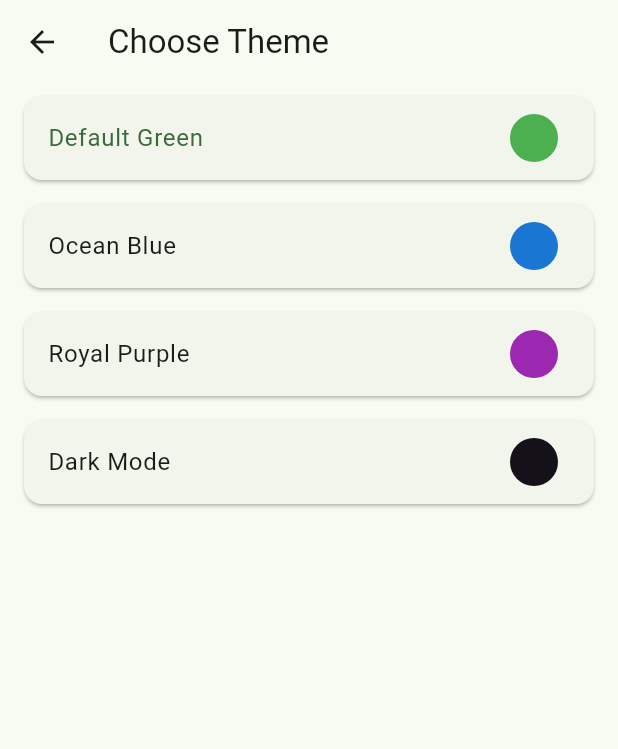
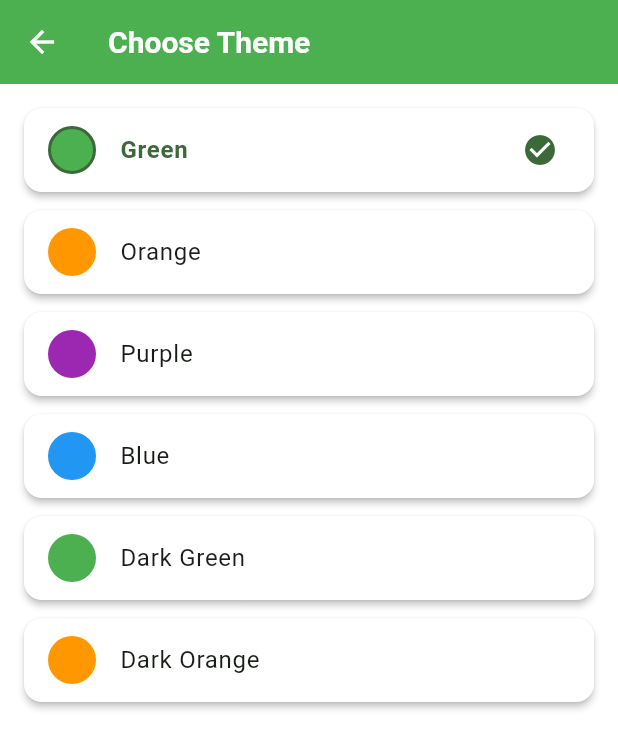
Before and after one commit to Rajesh3009/health_care_chatbot, a Flutter app: the screen it shows after launch, after a tap on the "color lens" icon, on a phone screen of 412 x 824 dp. Shown: the top 749 px of the screen. Run offline on Flutter 3.47's test engine with Material 3 defaults, Android fonts, the light colour scheme and no system bars; our stand-ins replace drift, flutter_markdown, flutter_riverpod, google_generative_ai, shared_preferences; accounts and stored records are empty; generated files the repository leaves out were written again.

Commit message:
feat: Enhance chat provider with current conversation management and theme integration
- Added currentConversationIdProvider to manage the active conversation ID.
- Updated loadChat and sendMessage methods in ChatNotifier to utilize the current conversation ID.
- Refactored theme management to support dynamic theme selection with available themes.
- Improved ThemeNotifier to load and set themes based on user selection.
- Updated UI components in ThemeScreen to reflect new theme structure and selection logic.
- Enhanced ChatBubble widget for better visual representation of user and assistant messages.

```diff
--- a/lib/providers/theme_provider.dart
+++ b/lib/providers/theme_provider.dart
@@ -1,71 +1,30 @@
 import 'package:flutter/material.dart';
 import 'package:flutter_riverpod/flutter_riverpod.dart';
 import 'package:shared_preferences/shared_preferences.dart';
+import '../utils/theme.dart';
 
 final themeProvider = StateNotifierProvider<ThemeNotifier, ThemeData>((ref) {
   return ThemeNotifier();
 });
 
 class ThemeNotifier extends StateNotifier<ThemeData> {
-  ThemeNotifier() : super(_themes[0].theme) {
+  ThemeNotifier() : super(getThemeData(availableThemes[0])) {
     _loadTheme();
   }
-
-  static final List<AppTheme> _themes = [
-    AppTheme(
-      name: 'Default Green',
-      theme: ThemeData(
-        primaryColor: const Color(0xFF4CAF50),
-        colorScheme: ColorScheme.fromSeed(
-          seedColor: const Color(0xFF4CAF50),
-          brightness: Brightness.light,
-        ),
-      ),
-    ),
-    AppTheme(
-      name: 'Ocean Blue',
-      theme: ThemeData(
-        primaryColor: const Color(0xFF1976D2),
-        colorScheme: ColorScheme.fromSeed(
-          seedColor: const Color(0xFF1976D2),
-          brightness: Brightness.light,
-        ),
-      ),
-    ),
-    AppTheme(
-      name: 'Royal Purple',
-      theme: ThemeData(
-        primaryColor: const Color(0xFF9C27B0),
-        colorScheme: ColorScheme.fromSeed(
-          seedColor: const Color(0xFF9C27B0),
-          brightness: Brightness.light,
-        ),
-      ),
-    ),
-    AppTheme(
-      name: 'Dark Mode',
-      theme: ThemeData.dark().copyWith(
-        colorScheme: ColorScheme.fromSeed(
-          seedColor: const Color(0xFF4CAF50),
-          brightness: Brightness.dark,
-        ),
-      ),
-    ),
-  ];
-
-  static List<AppTheme> get themes => _themes;
 
   Future<void> _loadTheme() async {
     final prefs = await SharedPreferences.getInstance();
     final themeIndex = prefs.getInt('selected_theme') ?? 0;
-    state = _themes[themeIndex].theme;
+    state = getThemeData(availableThemes[themeIndex]);
   }
 
   Future<void> setTheme(int index) async {
     final prefs = await SharedPreferences.getInstance();
     await prefs.setInt('selected_theme', index);
-    state = _themes[index].theme;
+    state = getThemeData(availableThemes[index]);
   }
+
+  List<AppThemeData> getAvailableThemes() => availableThemes;
 }
 
 class AppTheme {
--- a/lib/screens/theme_screen.dart
+++ b/lib/screens/theme_screen.dart
@@ -1,46 +1,60 @@
 import 'package:flutter/material.dart';
 import 'package:flutter_riverpod/flutter_riverpod.dart';
 import '../providers/theme_provider.dart';
+import '../utils/theme.dart';
 
 class ThemeScreen extends ConsumerWidget {
   const ThemeScreen({Key? key}) : super(key: key);
 
   @override
   Widget build(BuildContext context, WidgetRef ref) {
+    final themeNotifier = ref.read(themeProvider.notifier);
     final currentTheme = ref.watch(themeProvider);
+    final themes = themeNotifier.getAvailableThemes();
 
     return Scaffold(
       appBar: AppBar(
         title: const Text('Choose Theme'),
       ),
       body: ListView.builder(
-        itemCount: ThemeNotifier.themes.length,
+        padding: const EdgeInsets.all(16),
+        itemCount: themes.length,
         itemBuilder: (context, index) {
-          final theme = ThemeNotifier.themes[index];
-          final isSelected = currentTheme == theme.theme;
+          final theme = themes[index];
+          final isSelected = currentTheme.primaryColor == theme.primaryColor &&
+              currentTheme.brightness == (theme.isDark ? Brightness.dark : Brightness.light);
 
           return Card(
-            margin: const EdgeInsets.symmetric(horizontal: 16, vertical: 8),
+            margin: const EdgeInsets.only(bottom: 12),
             child: ListTile(
-              title: Text(theme.name),
-              trailing: Container(
+              title: Text(
+                theme.name,
+                style: TextStyle(
+                  fontWeight: isSelected ? FontWeight.bold : FontWeight.normal,
+                ),
+              ),
+              leading: Container(
                 width: 32,
                 height: 32,
                 decoration: BoxDecoration(
-                  color: theme.theme.primaryColor,
+                  color: theme.primaryColor,
                   shape: BoxShape.circle,
                   border: Border.all(
                     color: isSelected
-                        ? Theme.of(context).primaryColor
+                        ? Theme.of(context).colorScheme.primary
                         : Colors.transparent,
                     width: 2,
                   ),
                 ),
               ),
+              trailing: Icon(
+                Icons.check_circle,
+                color: isSelected ? Theme.of(context).colorScheme.primary : Colors.transparent,
+              ),
+              selected: isSelected,
               onTap: () {
-                ref.read(themeProvider.notifier).setTheme(index);
+                themeNotifier.setTheme(index);
               },
-              selected: isSelected,
             ),
           );
         },
```
Also changed, not shown: lib/providers/chat_provider.dart (+23 -6 lines), lib/utils/theme.dart (+98 -18 lines), lib/widgets/chat_bubble.dart (+13 -10 lines).
